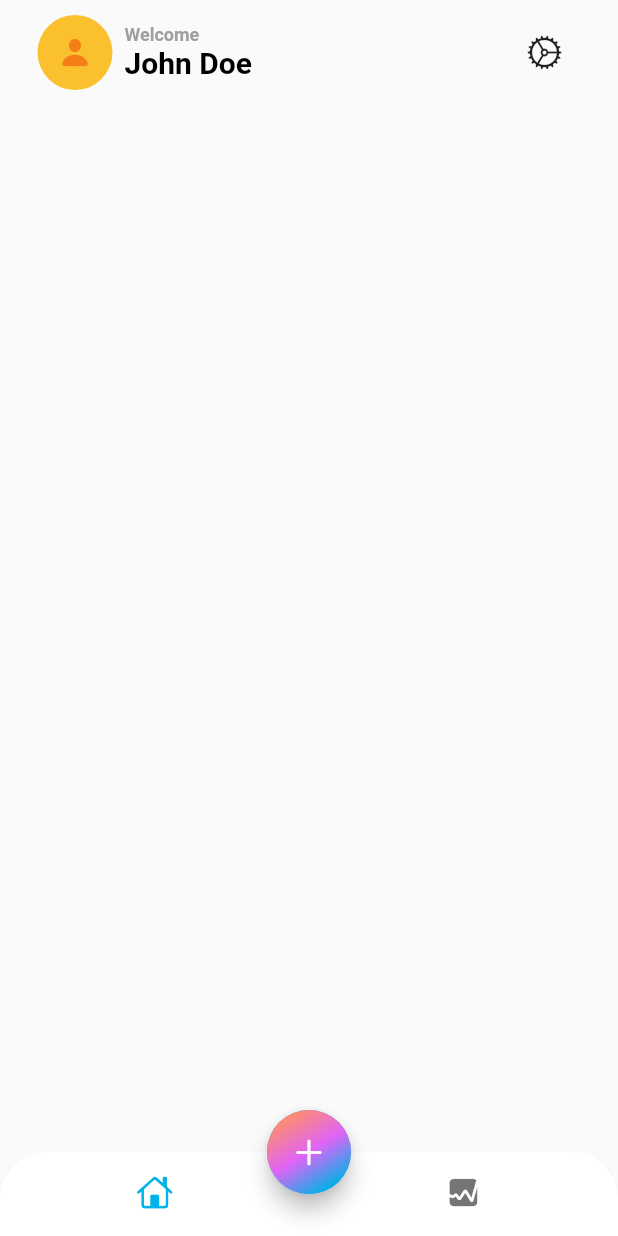
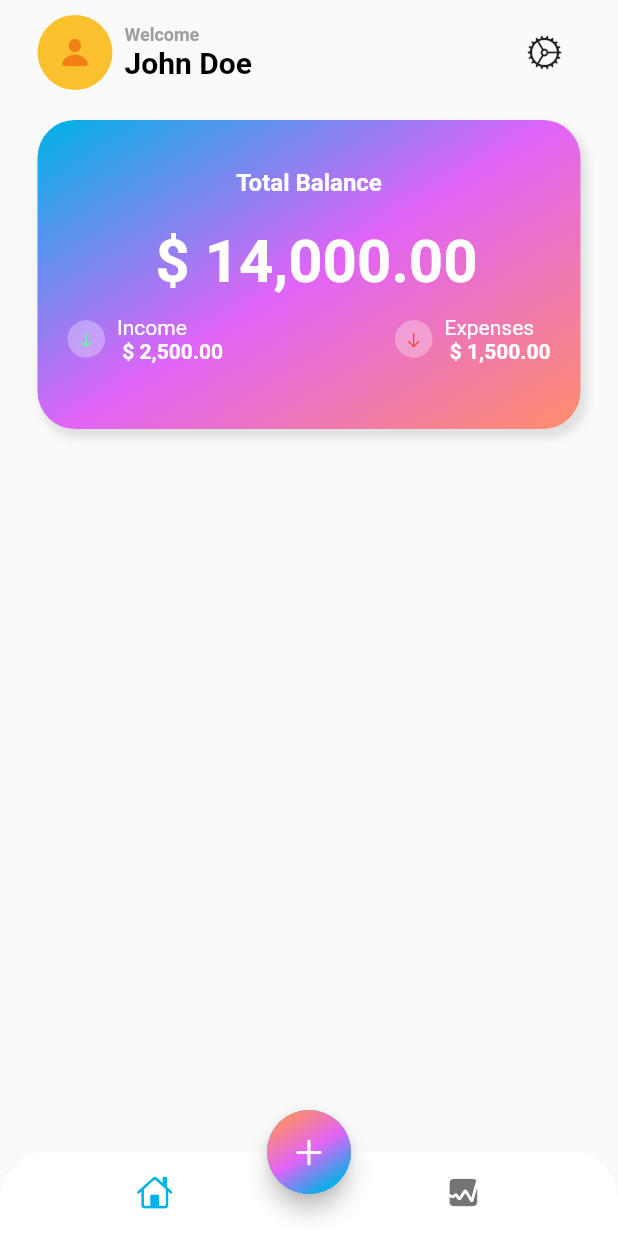
Before and after one commit to syarifamhar/expense_tracker, a Flutter app: the screen it shows after launch, on a phone screen of 412 x 824 dp. Run offline on Flutter 3.47's test engine with Material 2 defaults, Android fonts, the phone set to English and light mode, and no system bars.

```diff
--- a/lib/screens/home/views/main_screen.dart
+++ b/lib/screens/home/views/main_screen.dart
@@ -62,6 +62,145 @@ class MainScreen extends StatelessWidget {
                     onPressed: () {},
                     icon: const Icon(CupertinoIcons.settings)),
               ],
+            ),
+            const SizedBox(
+              height: 20,
+            ),
+            Container(
+              width: MediaQuery.of(context).size.width,
+              height: MediaQuery.of(context).size.width / 2,
+              decoration: BoxDecoration(
+                gradient: LinearGradient(
+                  colors: [
+                    Theme.of(context).colorScheme.primary,
+                    Theme.of(context).colorScheme.secondary,
+                    Theme.of(context).colorScheme.tertiary,
+                  ],
+                  transform: const GradientRotation(45),
+                ),
+                borderRadius: BorderRadius.circular(25),
+                boxShadow: [
+                  BoxShadow(
+                    blurRadius: 4,
+                    spreadRadius: 1,
+                    color: Colors.grey.shade300,
+                    offset: Offset(3, 5),
+                  )
+                ],
+              ),
+              child: Column(
+                mainAxisAlignment: MainAxisAlignment.center,
+                children: [
+                  const Text(
+                    "Total Balance",
+                    style: TextStyle(
+                        fontSize: 16,
+                        color: Colors.white,
+                        fontWeight: FontWeight.w600),
+                  ),
+                  const SizedBox(
+                    height: 20,
+                  ),
+                  const Text(
+                    " \$ 14,000.00",
+                    style: TextStyle(
+                        fontSize: 40,
+                        color: Colors.white,
+                        fontWeight: FontWeight.bold),
+                  ),
+                  Padding(
+                    padding: const EdgeInsets.symmetric(
+                        vertical: 12, horizontal: 20),
+                    child: Row(
+                      mainAxisAlignment: MainAxisAlignment.spaceBetween,
+                      children: [
+                        Row(
+                          children: [
+                            Container(
+                              width: 25,
+                              height: 25,
+                              decoration: const BoxDecoration(
+                                color: Colors.white30,
+                                shape: BoxShape.circle,
+                              ),
+                              child: const Center(
+                                child: Icon(
+                                  CupertinoIcons.arrow_down,
+                                  size: 12,
+                                  color: Colors.greenAccent,
+                                ),
+                              ),
+                            ),
+                            const SizedBox(
+                              width: 8,
+                            ),
+                            const Column(
+                              crossAxisAlignment: CrossAxisAlignment.start,
+                              children: [
+                                Text(
+                                  "Income",
+                                  style: TextStyle(
+                                      fontSize: 14,
+                                      color: Colors.white,
+                                      fontWeight: FontWeight.w400),
+                                ),
+                                Text(
+                                  " \$ 2,500.00",
+                                  style: TextStyle(
+                                      fontSize: 14,
+                                      color: Colors.white,
+                                      fontWeight: FontWeight.w600),
+                                ),
+                              ],
+                            )
+                          ],
+                        ),
+                        Row(
+                          children: [
+                            Container(
+                              width: 25,
+                              height: 25,
+                              decoration: const BoxDecoration(
+                                color: Colors.white30,
+                                shape: BoxShape.circle,
+                              ),
+                              child: const Center(
+                                child: Icon(
+                                  CupertinoIcons.arrow_down,
+                                  size: 12,
+                                  color: Colors.red,
+                                ),
+                              ),
+                            ),
+                            const SizedBox(
+                              width: 8,
+                            ),
+                            const Column(
+                              crossAxisAlignment: CrossAxisAlignment.start,
+                              children: [
+                                Text(
+                                  "Expenses",
+                                  style: TextStyle(
+                                      fontSize: 14,
+                                      color: Colors.white,
+                                      fontWeight: FontWeight.w400),
+                                ),
+                                Text(
+                                  " \$ 1,500.00",
+                                  style: TextStyle(
+                                      fontSize: 14,
+                                      color: Colors.white,
+                                      fontWeight: FontWeight.w600),
+                                ),
+                              ],
+                            )
+                          ],
+                        )
+                      ],
+                    ),
+                  )
+                ],
+              ),
             )
           ],
         ),
```
